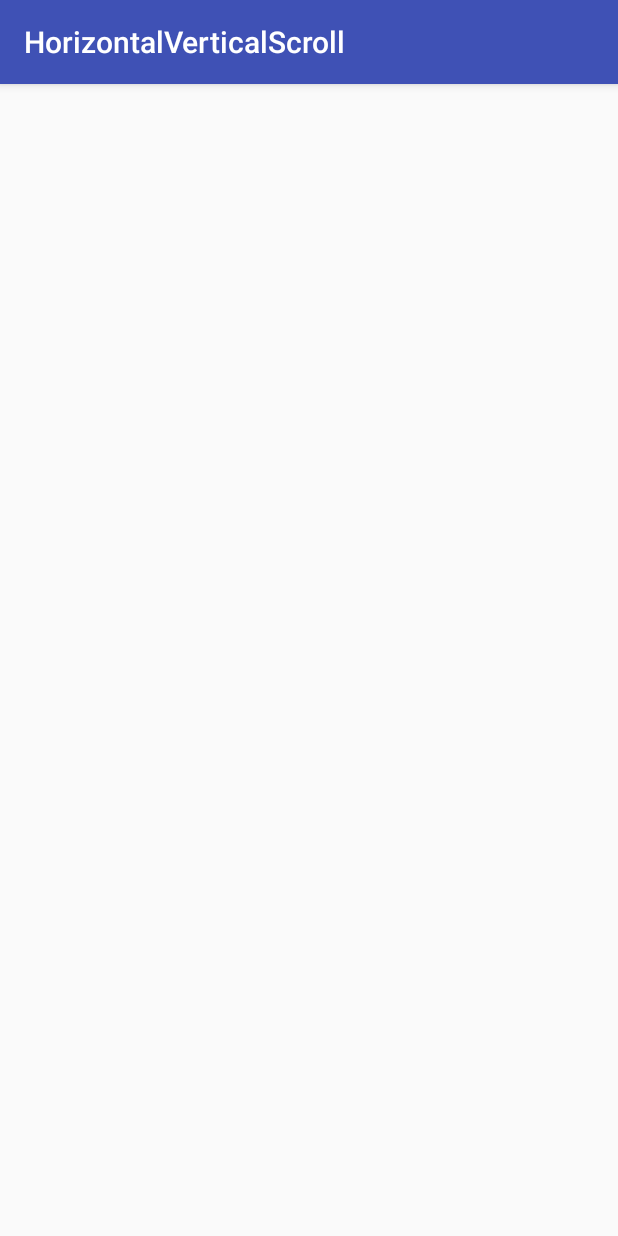
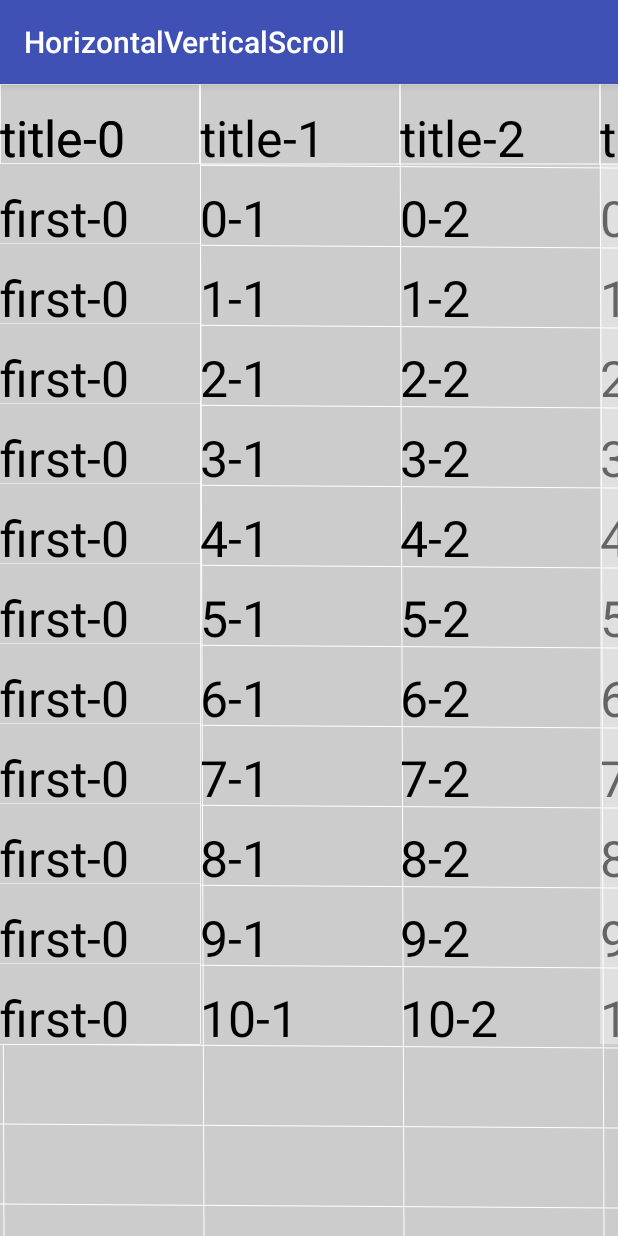
Before and after one commit to CrazyTaro/HorizontalVerticalScrollView, an Android app: the screen it shows after launch (MainActivity), on a phone screen of 412 x 824 dp. Run offline under Robolectric (Android 15) with nearby library versions, the phone set to English and light mode, and no system bars.

Commit message:
更新测试用例

```diff
--- a/hvscroll/src/main/java/com/showcast/hvscroll/ui/HorizontalVerticalScrollView.java
+++ b/hvscroll/src/main/java/com/showcast/hvscroll/ui/HorizontalVerticalScrollView.java
@@ -6,8 +6,9 @@ import android.graphics.Color;
 import android.util.AttributeSet;
 import android.view.View;
 
+import com.showcast.hvscroll.draw.BaseDrawStyle;
 import com.showcast.hvscroll.draw.HorizontalVerticalScrollDraw;
-import com.showcast.hvscroll.entity.AbsTableEntity;
+import com.showcast.hvscroll.entity.TableEntity;
 import com.showcast.hvscroll.params.CellParams;
 import com.showcast.hvscroll.params.Constant;
 import com.showcast.hvscroll.params.GlobalParams;
@@ -46,6 +47,9 @@ public class HorizontalVerticalScrollView extends View {
         CellParams cellParams = new CellParams();
         cellParams.getDefaultDrawStyle().setStrokeColor(Color.TRANSPARENT);
         cellParams.getSetting(Constant.LINE_COLUMN).addFrozenItemIndex(0);
+        BaseDrawStyle style = new BaseDrawStyle();
+        style.setBackgroundColor(Color.LTGRAY);
+        cellParams.addNewDrawStyle("first", style);
 
         //global
         GlobalParams globalParams = new GlobalParams();
@@ -60,7 +64,7 @@ public class HorizontalVerticalScrollView extends View {
         globalParams.setMaskColor(Color.WHITE);
         globalParams.setMaskSplitLineColor(Color.WHITE);
         mHvDraw.setParams(globalParams, menuParams, cellParams);
-        mHvDraw.setTable(AbsTableEntity.getExampleTable());
+        mHvDraw.setTable(TableEntity.getExampleTable());
     }
 
 
```
